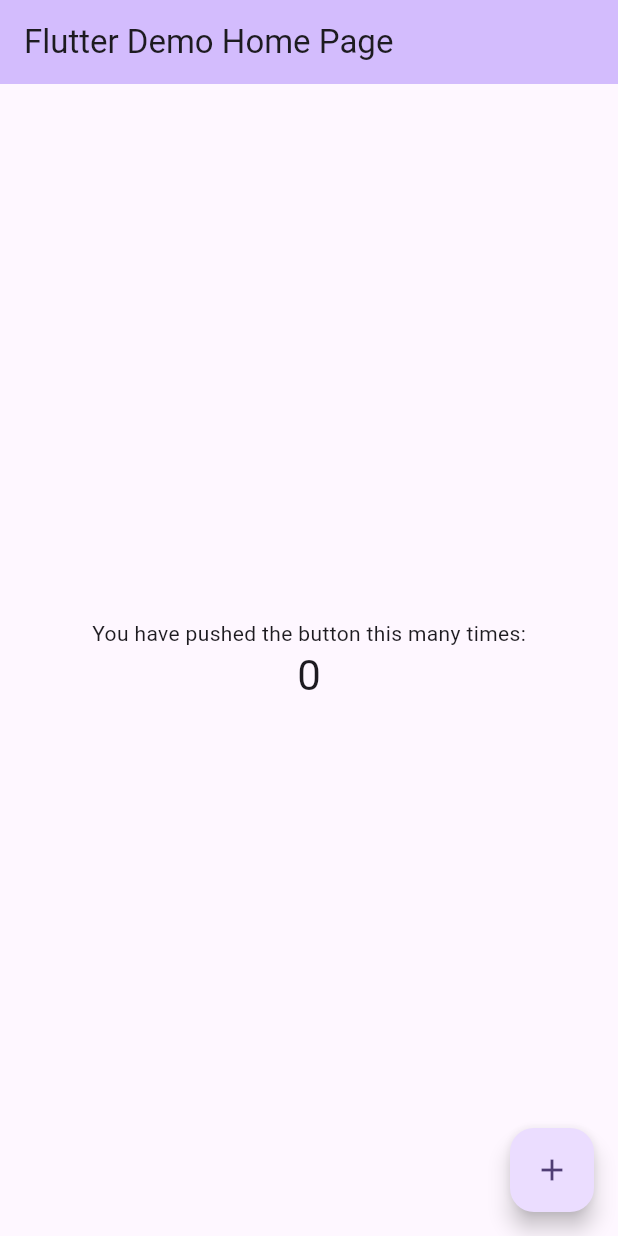
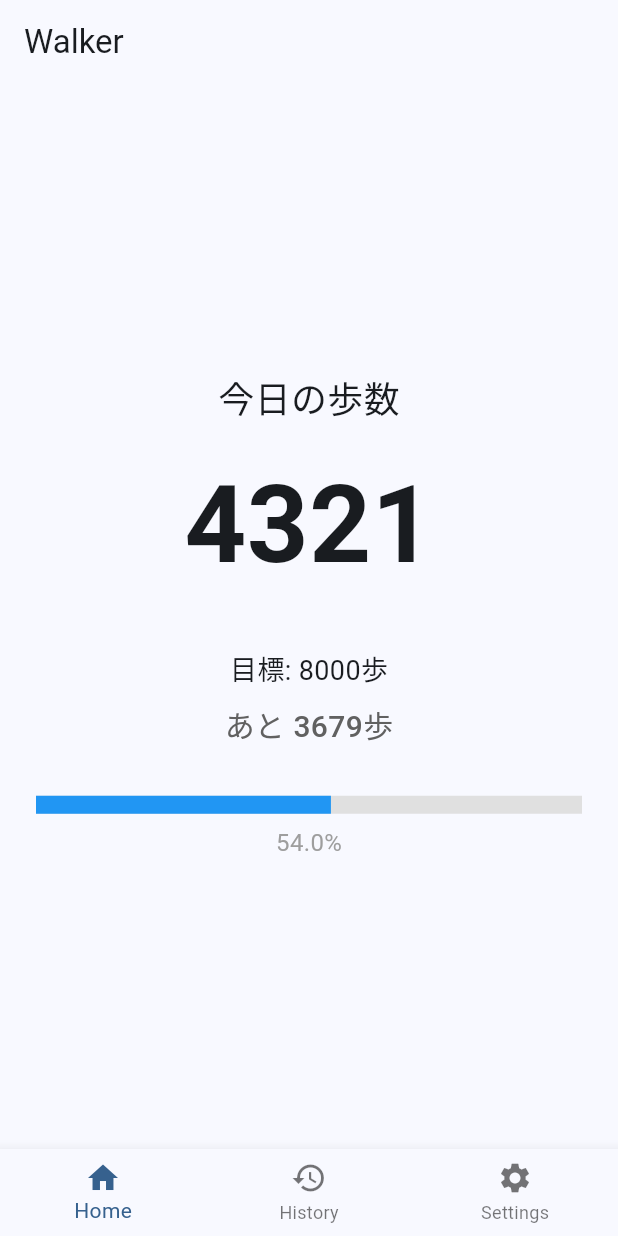
Before and after one commit to haruvv/walker, a Flutter app: the screen it shows after launch, on a phone screen of 412 x 824 dp. Run offline on Flutter 3.47's test engine with Material 3 defaults, Android fonts, the light colour scheme and no system bars.

Commit message:
MVP作成

```diff
--- a/lib/main.dart
+++ b/lib/main.dart
@@ -1,4 +1,7 @@
 import 'package:flutter/material.dart';
+import 'screens/home_screen.dart';
+import 'screens/history_screen.dart';
+import 'screens/settings_screen.dart';
 
 void main() {
   runApp(const MyApp());
@@ -7,115 +10,60 @@ void main() {
 class MyApp extends StatelessWidget {
   const MyApp({super.key});
 
-  // This widget is the root of your application.
   @override
   Widget build(BuildContext context) {
     return MaterialApp(
-      title: 'Flutter Demo',
+      title: 'Walker',
       theme: ThemeData(
-        // This is the theme of your application.
-        //
-        // TRY THIS: Try running your application with "flutter run". You'll see
-        // the application has a purple toolbar. Then, without quitting the app,
-        // try changing the seedColor in the colorScheme below to Colors.green
-        // and then invoke "hot reload" (save your changes or press the "hot
-        // reload" button in a Flutter-supported IDE, or press "r" if you used
-        // the command line to start the app).
-        //
-        // Notice that the counter didn't reset back to zero; the application
-        // state is not lost during the reload. To reset the state, use hot
-        // restart instead.
-        //
-        // This works for code too, not just values: Most code changes can be
-        // tested with just a hot reload.
-        colorScheme: .fromSeed(seedColor: Colors.deepPurple),
+        colorScheme: ColorScheme.fromSeed(seedColor: Colors.blue),
+        useMaterial3: true,
       ),
-      home: const MyHomePage(title: 'Flutter Demo Home Page'),
+      home: const MainScreen(),
     );
   }
 }
 
-class MyHomePage extends StatefulWidget {
-  const MyHomePage({super.key, required this.title});
-
-  // This widget is the home page of your application. It is stateful, meaning
-  // that it has a State object (defined below) that contains fields that affect
-  // how it looks.
-
-  // This class is the configuration for the state. It holds the values (in this
-  // case the title) provided by the parent (in this case the App widget) and
-  // used by the build method of the State. Fields in a Widget subclass are
-  // always marked "final".
-
-  final String title;
+class MainScreen extends StatefulWidget {
+  const MainScreen({super.key});
 
   @override
-  State<MyHomePage> createState() => _MyHomePageState();
+  State<MainScreen> createState() => _MainScreenState();
 }
 
-class _MyHomePageState extends State<MyHomePage> {
-  int _counter = 0;
+class _MainScreenState extends State<MainScreen> {
+  int _currentIndex = 0;
 
-  void _incrementCounter() {
-    setState(() {
-      // This call to setState tells the Flutter framework that something has
-      // changed in this State, which causes it to rerun the build method below
-      // so that the display can reflect the updated values. If we changed
-      // _counter without calling setState(), then the build method would not be
-      // called again, and so nothing would appear to happen.
-      _counter++;
-    });
-  }
+  final List<Widget> _screens = [
+    const HomeScreen(),
+    const HistoryScreen(),
+    const SettingsScreen(),
+  ];
 
   @override
   Widget build(BuildContext context) {
-    // This method is rerun every time setState is called, for instance as done
-    // by the _incrementCounter method above.
-    //
-    // The Flutter framework has been optimized to make rerunning build methods
-    // fast, so that you can just rebuild anything that needs updating rather
-    // than having to individually change instances of widgets.
     return Scaffold(
-      appBar: AppBar(
-        // TRY THIS: Try changing the color here to a specific color (to
-        // Colors.amber, perhaps?) and trigger a hot reload to see the AppBar
-        // change color while the other colors stay the same.
-        backgroundColor: Theme.of(context).colorScheme.inversePrimary,
-        // Here we take the value from the MyHomePage object that was created by
-        // the App.build method, and use it to set our appbar title.
-        title: Text(widget.title),
-      ),
-      body: Center(
-        // Center is a layout widget. It takes a single child and positions it
-        // in the middle of the parent.
-        child: Column(
-          // Column is also a layout widget. It takes a list of children and
-          // arranges them vertically. By default, it sizes itself to fit its
-          // children horizontally, and tries to be as tall as its parent.
-          //
-          // Column has various properties to control how it sizes itself and
-          // how it positions its children. Here we use mainAxisAlignment to
-          // center the children vertically; the main axis here is the vertical
-          // axis because Columns are vertical (the cross axis would be
-          // horizontal).
-          //
-          // TRY THIS: Invoke "debug painting" (choose the "Toggle Debug Paint"
-          // action in the IDE, or press "p" in the console), to see the
-          // wireframe for each widget.
-          mainAxisAlignment: .center,
-          children: [
-            const Text('You have pushed the button this many times:'),
-            Text(
-              '$_counter',
-              style: Theme.of(context).textTheme.headlineMedium,
-            ),
-          ],
-        ),
-      ),
-      floatingActionButton: FloatingActionButton(
-        onPressed: _incrementCounter,
-        tooltip: 'Increment',
-        child: const Icon(Icons.add),
+      body: _screens[_currentIndex],
+      bottomNavigationBar: BottomNavigationBar(
+        currentIndex: _currentIndex,
+        onTap: (index) {
+          setState(() {
+            _currentIndex = index;
+          });
+        },
+        items: const [
+          BottomNavigationBarItem(
+            icon: Icon(Icons.home),
+            label: 'Home',
+          ),
+          BottomNavigationBarItem(
+            icon: Icon(Icons.history),
+            label: 'History',
+          ),
+          BottomNavigationBarItem(
+            icon: Icon(Icons.settings),
+            label: 'Settings',
+          ),
+        ],
       ),
     );
   }
--- /dev/null
+++ b/lib/screens/home_screen.dart
@@ -0,0 +1,78 @@
+import 'package:flutter/material.dart';
+
+class HomeScreen extends StatelessWidget {
+  const HomeScreen({super.key});
+
+  // モックデータ
+  static const int todaySteps = 4321;
+  static const int goalSteps = 8000;
+
+  @override
+  Widget build(BuildContext context) {
+    final remainingSteps = goalSteps - todaySteps;
+    final progress = todaySteps / goalSteps;
+
+    return Scaffold(
+      appBar: AppBar(
+        title: const Text('Walker'),
+      ),
+      body: Padding(
+        padding: const EdgeInsets.all(24.0),
+        child: Column(
+          mainAxisAlignment: MainAxisAlignment.center,
+          crossAxisAlignment: CrossAxisAlignment.center,
+          children: [
+            const Text(
+              '今日の歩数',
+              style: TextStyle(
+                fontSize: 24,
+                fontWeight: FontWeight.w300,
+              ),
+            ),
+            const SizedBox(height: 16),
+            Text(
+              '$todaySteps',
+              style: const TextStyle(
+                fontSize: 72,
+                fontWeight: FontWeight.bold,
+              ),
+            ),
+            const SizedBox(height: 32),
+            Text(
+              '目標: $goalSteps歩',
+              style: const TextStyle(
+                fontSize: 18,
+              ),
+            ),
+            const SizedBox(height: 8),
+            Text(
+              'あと $remainingSteps歩',
+              style: TextStyle(
+                fontSize: 20,
+                color: remainingSteps > 0 ? Colors.grey[700] : Colors.green,
+                fontWeight: FontWeight.w500,
+              ),
+            ),
+            const SizedBox(height: 32),
+            LinearProgressIndicator(
+              value: progress > 1.0 ? 1.0 : progress,
+              minHeight: 12,
+              backgroundColor: Colors.grey[300],
+              valueColor: AlwaysStoppedAnimation<Color>(
+                progress >= 1.0 ? Colors.green : Colors.blue,
+              ),
+            ),
+            const SizedBox(height: 8),
+            Text(
+              '${(progress * 100).toStringAsFixed(1)}%',
+              style: const TextStyle(
+                fontSize: 16,
+                color: Colors.grey,
+              ),
+            ),
+          ],
+        ),
+      ),
+    );
+  }
+}
```
Also changed, not shown: lib/screens/history_screen.dart (added, +47 -0 lines), lib/screens/settings_screen.dart (added, +60 -0 lines).
